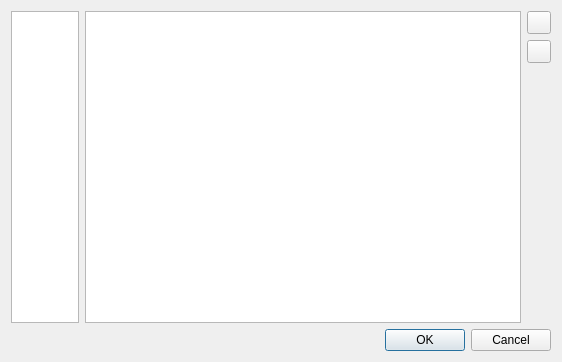
Above: src/stackedsettingsdialog.ui from tomahawk-player/tomahawk before the change. Below: the same form after it.
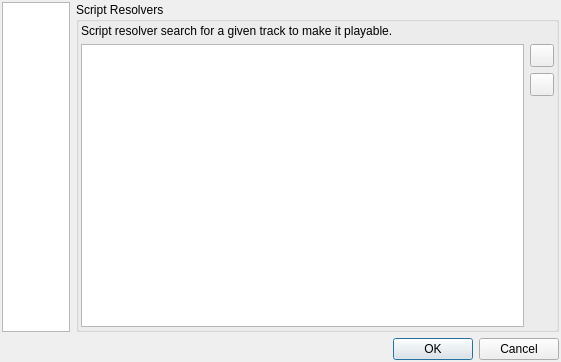
That is the form after the change. The open tabs and pages were chosen to show the change. Icons and pictures are not drawn.

Commit message: tweak soem margins

Diff of the .ui file:
```diff
--- a/src/stackedsettingsdialog.ui
+++ b/src/stackedsettingsdialog.ui
@@ -14,6 +14,9 @@
    <string>Tomahawk Settings</string>
   </property>
   <layout class="QVBoxLayout" name="verticalLayout">
+   <property name="margin">
+    <number>2</number>
+   </property>
    <item>
     <layout class="QHBoxLayout" name="horizontalLayout" stretch="0,0">
      <item>
@@ -388,10 +391,26 @@
         </layout>
        </widget>
        <widget class="QWidget" name="resolversPage">
+        <layout class="QVBoxLayout" name="verticalLayout_10">
+         <property name="margin">
+          <number>0</number>
+         </property>
+         <item>
+          <widget class="QGroupBox" name="groupBox_3">
+           <property name="title">
+            <string>Script Resolvers</string>
+           </property>
         <layout class="QVBoxLayout" name="verticalLayout_9">
          <property name="margin">
-          <number>0</number>
-         </property>
+             <number>2</number>
+            </property>
+            <item>
+             <widget class="QLabel" name="label">
+              <property name="text">
+               <string>Script resolver search for a given track to make it playable.</string>
+              </property>
+             </widget>
+            </item>
          <item>
           <layout class="QHBoxLayout" name="horizontalLayout_4">
            <item>
@@ -461,6 +480,16 @@
           </layout>
          </item>
         </layout>
+           <zorder>scriptList</zorder>
+           <zorder>scriptList</zorder>
+           <zorder></zorder>
+           <zorder>label</zorder>
+          </widget>
+         </item>
+        </layout>
+        <zorder>layoutWidget_2</zorder>
+        <zorder>verticalSpacer_4</zorder>
+        <zorder>groupBox_3</zorder>
        </widget>
       </widget>
      </item>
```
Left out of the diff: 14 changed lines with no effect on the pictures. Lines whose indentation alone changed are shown as unchanged.
